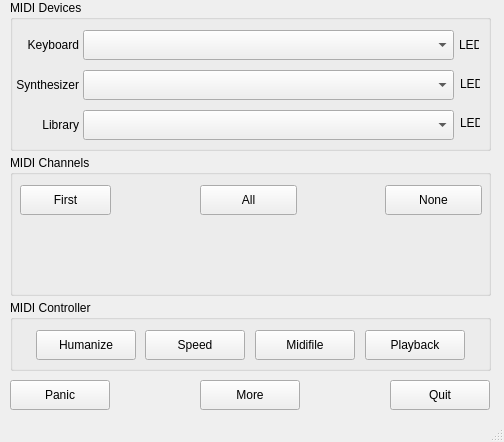
Above: src/mainwindow.ui from obook/I-like-Chopin before the change. Below: the same form after it.
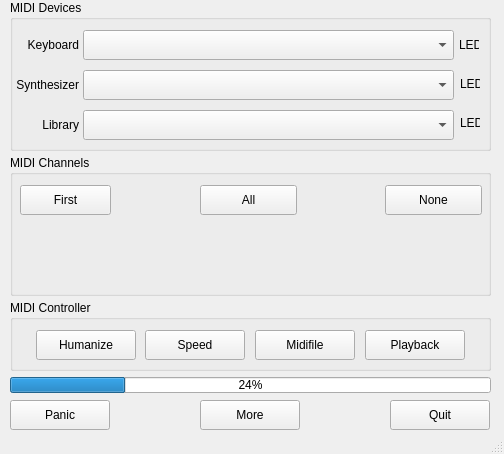
That is the form after the change.

Patch:
```diff
--- a/src/mainwindow.ui
+++ b/src/mainwindow.ui
@@ -7,7 +7,7 @@
     <x>0</x>
     <y>0</y>
     <width>504</width>
-    <height>442</height>
+    <height>454</height>
    </rect>
   </property>
   <property name="windowTitle">
@@ -18,7 +18,7 @@
     <property name="geometry">
      <rect>
       <x>390</x>
-      <y>380</y>
+      <y>400</y>
       <width>100</width>
       <height>30</height>
      </rect>
@@ -230,7 +230,7 @@
     <property name="geometry">
      <rect>
       <x>10</x>
-      <y>380</y>
+      <y>400</y>
       <width>100</width>
       <height>30</height>
      </rect>
@@ -326,7 +326,7 @@
     <property name="geometry">
      <rect>
       <x>200</x>
-      <y>380</y>
+      <y>400</y>
       <width>100</width>
       <height>30</height>
      </rect>
@@ -335,6 +335,19 @@
      <string>More</string>
     </property>
    </widget>
+   <widget class="QProgressBar" name="progressBar">
+    <property name="geometry">
+     <rect>
+      <x>10</x>
+      <y>377</y>
+      <width>481</width>
+      <height>16</height>
+     </rect>
+    </property>
+    <property name="value">
+     <number>24</number>
+    </property>
+   </widget>
   </widget>
   <widget class="QStatusBar" name="statusbar"/>
  </widget>
```
